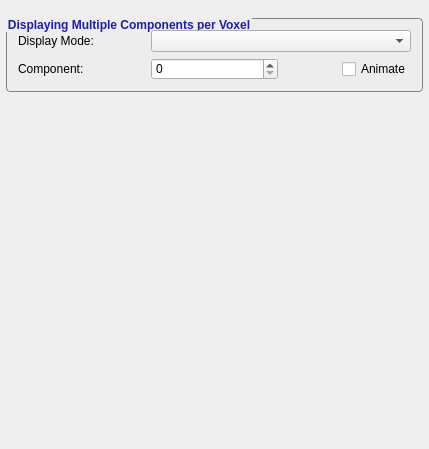
pyushkevich/itksnap, file GUI/Qt/Components/GeneralLayerInspector.ui: the form before one commit.
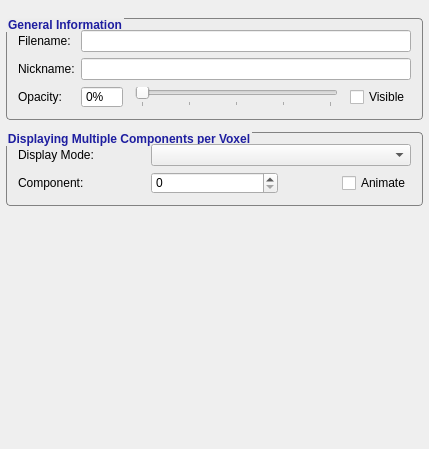
The form after the commit.

Commit message: Initial implementation of overlay opacity

```diff
--- a/GUI/Qt/Components/GeneralLayerInspector.ui
+++ b/GUI/Qt/Components/GeneralLayerInspector.ui
@@ -48,7 +48,102 @@
     <number>6</number>
    </property>
    <item>
-    <widget class="QGroupBox" name="groupBox">
+    <widget class="QGroupBox" name="grpInfo">
+     <property name="title">
+      <string>General Information</string>
+     </property>
+     <layout class="QGridLayout" name="gridLayout_2">
+      <property name="margin">
+       <number>6</number>
+      </property>
+      <item row="1" column="1">
+       <widget class="QLineEdit" name="inNickname">
+        <property name="toolTip">
+         <string>This is the name that is used when referring to the image in ITK-SNAP.</string>
+        </property>
+       </widget>
+      </item>
+      <item row="1" column="0">
+       <widget class="QLabel" name="label_4">
+        <property name="text">
+         <string>Nickname:</string>
+        </property>
+       </widget>
+      </item>
+      <item row="0" column="1">
+       <widget class="QLineEdit" name="outFilename">
+        <property name="readOnly">
+         <bool>true</bool>
+        </property>
+       </widget>
+      </item>
+      <item row="2" column="1">
+       <widget class="QWidget" name="widget" native="true">
+        <layout class="QHBoxLayout" name="horizontalLayout">
+         <property name="spacing">
+          <number>12</number>
+         </property>
+         <property name="margin">
+          <number>0</number>
+         </property>
+         <item>
+          <widget class="QSpinBox" name="inOpacityValue">
+           <property name="buttonSymbols">
+            <enum>QAbstractSpinBox::NoButtons</enum>
+           </property>
+           <property name="suffix">
+            <string>%</string>
+           </property>
+           <property name="maximum">
+            <number>100</number>
+           </property>
+          </widget>
+         </item>
+         <item>
+          <widget class="QSlider" name="inOpacity">
+           <property name="maximum">
+            <number>100</number>
+           </property>
+           <property name="orientation">
+            <enum>Qt::Horizontal</enum>
+           </property>
+           <property name="tickPosition">
+            <enum>QSlider::TicksBelow</enum>
+           </property>
+           <property name="tickInterval">
+            <number>25</number>
+           </property>
+          </widget>
+         </item>
+         <item>
+          <widget class="QCheckBox" name="chkVisible">
+           <property name="text">
+            <string>Visible</string>
+           </property>
+          </widget>
+         </item>
+        </layout>
+       </widget>
+      </item>
+      <item row="0" column="0">
+       <widget class="QLabel" name="label_3">
+        <property name="text">
+         <string>Filename:</string>
+        </property>
+       </widget>
+      </item>
+      <item row="2" column="0">
+       <widget class="QLabel" name="label_5">
+        <property name="text">
+         <string>Opacity:</string>
+        </property>
+       </widget>
+      </item>
+     </layout>
+    </widget>
+   </item>
+   <item>
+    <widget class="QGroupBox" name="grpMulticomponent">
      <property name="title">
       <string>Displaying Multiple Components per Voxel</string>
      </property>
@@ -56,19 +151,6 @@
       <property name="margin">
        <number>6</number>
       </property>
-      <property name="spacing">
-       <number>6</number>
-      </property>
-      <item row="0" column="0">
-       <widget class="QLabel" name="label">
-        <property name="text">
-         <string>Display Mode:</string>
-        </property>
-       </widget>
-      </item>
-      <item row="0" column="1" colspan="2">
-       <widget class="QComboBox" name="inMode"/>
-      </item>
       <item row="1" column="0">
        <widget class="QLabel" name="label_2">
         <property name="text">
@@ -76,6 +158,16 @@
         </property>
        </widget>
       </item>
+      <item row="0" column="1" colspan="2">
+       <widget class="QComboBox" name="inMode"/>
+      </item>
+      <item row="0" column="0">
+       <widget class="QLabel" name="label">
+        <property name="text">
+         <string>Display Mode:</string>
+        </property>
+       </widget>
+      </item>
       <item row="1" column="1">
        <widget class="QSpinBox" name="inComponent"/>
       </item>
```
The commit also changes 17 other files.
